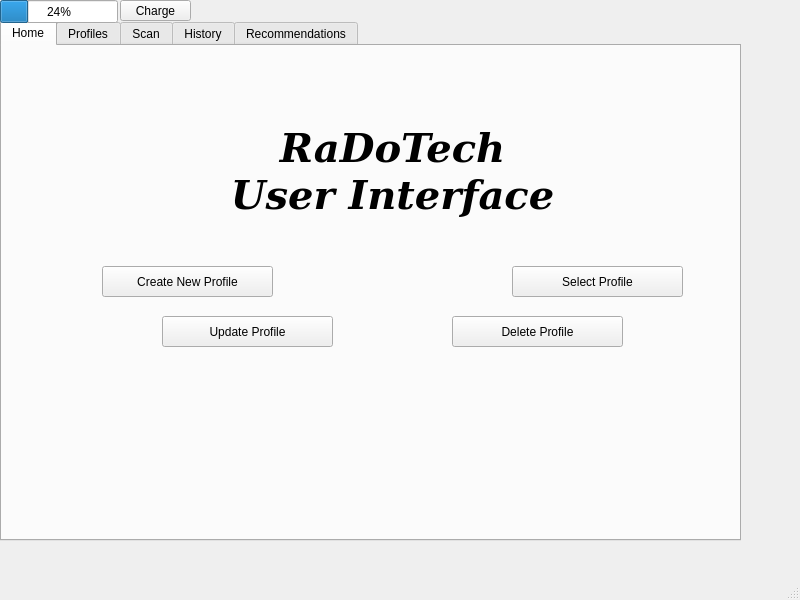
Old version of the form RaDoTech/mainwindow.ui in the repository saugatttt/COMP3004-Final-Project.
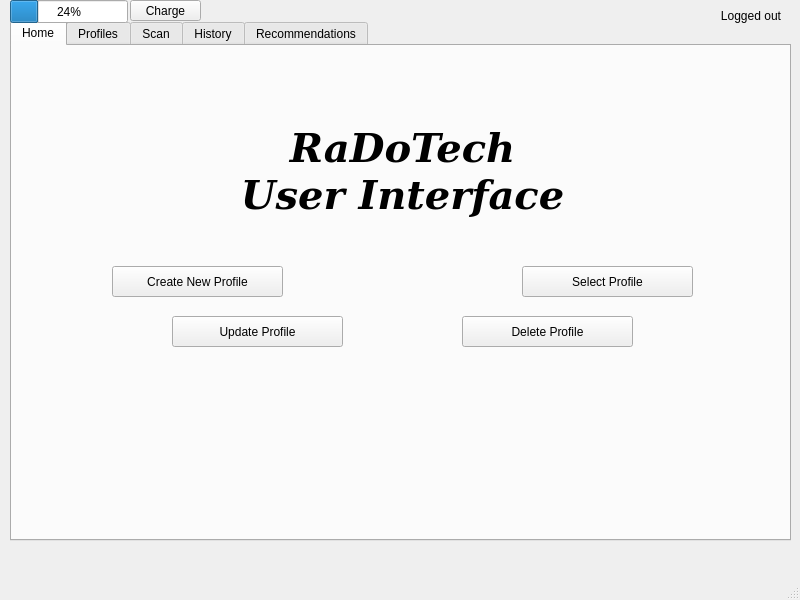
New version of the form.

Commit message: Added login status in top right corner, tweaked UI format after merge conflict resolution

Diff of the .ui file:
```diff
--- a/RaDoTech/mainwindow.ui
+++ b/RaDoTech/mainwindow.ui
@@ -20,9 +20,9 @@
     </property>
     <property name="geometry">
      <rect>
-      <x>0</x>
+      <x>10</x>
       <y>20</y>
-      <width>741</width>
+      <width>781</width>
       <height>521</height>
      </rect>
     </property>
@@ -149,7 +149,7 @@
    <widget class="QProgressBar" name="progressBar">
     <property name="geometry">
      <rect>
-      <x>0</x>
+      <x>10</x>
       <y>0</y>
       <width>118</width>
       <height>23</height>
@@ -162,7 +162,7 @@
    <widget class="QPushButton" name="chargeButton">
     <property name="geometry">
      <rect>
-      <x>120</x>
+      <x>130</x>
       <y>0</y>
       <width>71</width>
       <height>21</height>
@@ -172,6 +172,22 @@
      <string>Charge</string>
     </property>
    </widget>
+   <widget class="QLabel" name="loggedInStatus">
+    <property name="geometry">
+     <rect>
+      <x>430</x>
+      <y>0</y>
+      <width>351</width>
+      <height>31</height>
+     </rect>
+    </property>
+    <property name="text">
+     <string>Logged out</string>
+    </property>
+    <property name="alignment">
+     <set>Qt::AlignRight|Qt::AlignTrailing|Qt::AlignVCenter</set>
+    </property>
+   </widget>
   </widget>
   <widget class="QMenuBar" name="menubar">
    <property name="geometry">
```
The commit also changes 4 other files.
